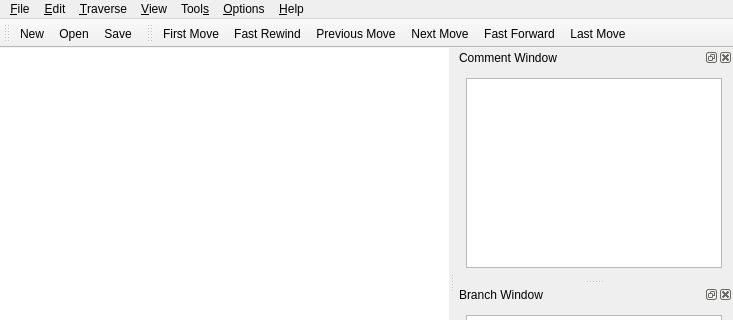
nullx002/mugo, file mainwindow.ui: the form before one commit; both pictures show x 0 to 733 and y 0 to 320 of the 733 by 537 pixel window.
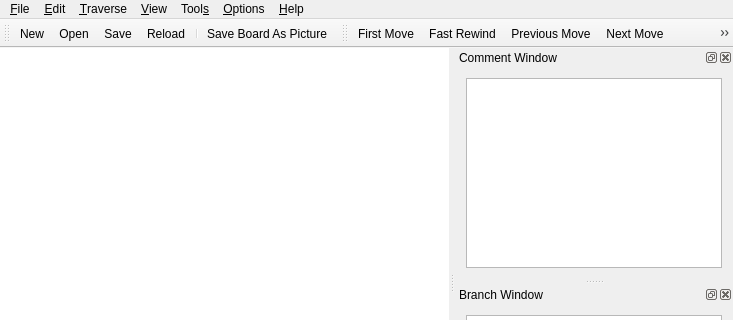
The form after the commit. Icons and pictures are not drawn. Custom widgets are drawn as their Qt base class.

Commit message: - back to parent - move to previous branch - move to next branch

```diff
--- a/mainwindow.ui
+++ b/mainwindow.ui
@@ -205,6 +205,9 @@
    <addaction name="actionNew"/>
    <addaction name="actionOpen"/>
    <addaction name="actionSave"/>
+   <addaction name="actionReload"/>
+   <addaction name="separator"/>
+   <addaction name="actionSaveBoardAsPicture"/>
   </widget>
   <widget class="QStatusBar" name="statusBar"/>
   <widget class="QDockWidget" name="commentDockWidget">
@@ -277,6 +280,10 @@
    <addaction name="actionNextMove"/>
    <addaction name="actionFastForward"/>
    <addaction name="actionLastMove"/>
+   <addaction name="separator"/>
+   <addaction name="actionBackToParent"/>
+   <addaction name="actionPreviousBranch"/>
+   <addaction name="actionNextBranch"/>
   </widget>
   <action name="actionNew">
    <property name="icon">
@@ -783,6 +790,33 @@
     <string>Last Move</string>
    </property>
   </action>
+  <action name="actionBackToParent">
+   <property name="icon">
+    <iconset resource="resources.qrc">
+     <normaloff>:/res/backparent.png</normaloff>:/res/backparent.png</iconset>
+   </property>
+   <property name="text">
+    <string>Back to Parent</string>
+   </property>
+  </action>
+  <action name="actionPreviousBranch">
+   <property name="icon">
+    <iconset resource="resources.qrc">
+     <normaloff>:/res/prevbranch.png</normaloff>:/res/prevbranch.png</iconset>
+   </property>
+   <property name="text">
+    <string>Previous Branch</string>
+   </property>
+  </action>
+  <action name="actionNextBranch">
+   <property name="icon">
+    <iconset resource="resources.qrc">
+     <normaloff>:/res/nextbranch.png</normaloff>:/res/nextbranch.png</iconset>
+   </property>
+   <property name="text">
+    <string>Next Branch</string>
+   </property>
+  </action>
  </widget>
  <layoutdefault spacing="6" margin="11"/>
  <customwidgets>
```
Left out of the diff: 40 changed lines with no effect on the pictures. The commit also changes 8 other files.
